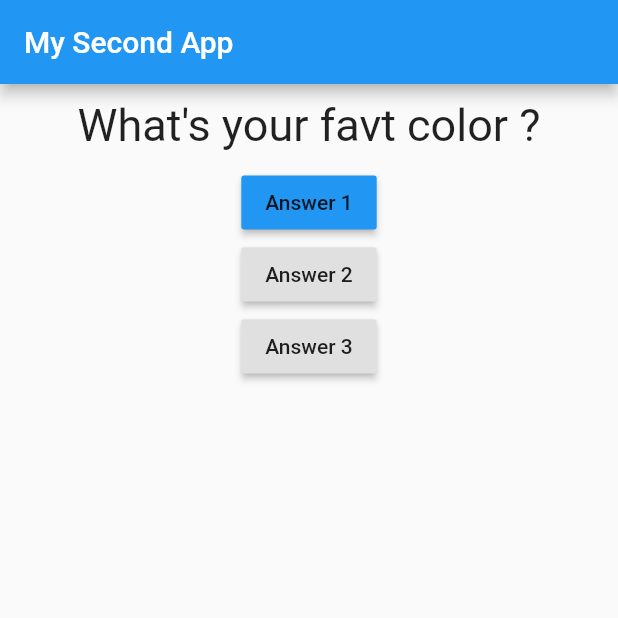
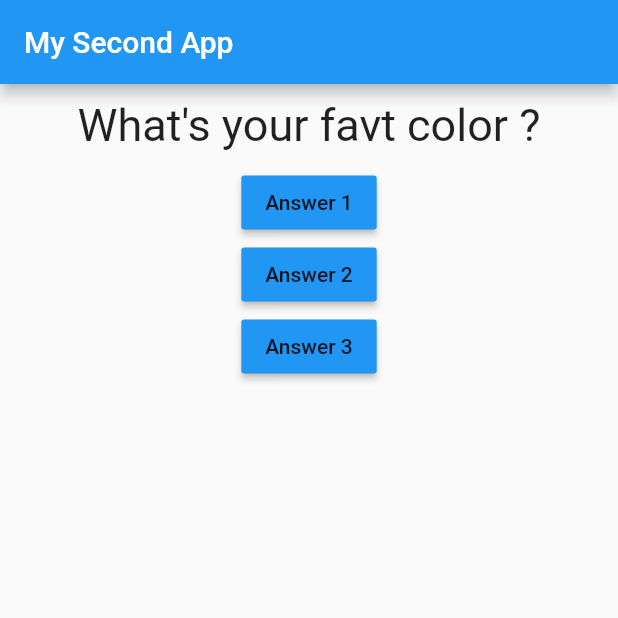
Before and after one commit to snehal666/widget, a Flutter app: the screen it shows after launch, on a phone screen of 412 x 824 dp, the top half of it. Run offline on Flutter 3.47's test engine with Material 2 defaults, Android fonts, the phone set to English and light mode, and no system bars.

Commit message:
UI updated

```diff
--- a/lib/main.dart
+++ b/lib/main.dart
@@ -56,10 +56,12 @@ class _myAppState extends State<MyApp> {
             ),
             RaisedButton(
               child: Text('Answer 2'),
+              color: Colors.blue,
               onPressed: () => print('Answer 2 chosen!'),
             ),
             RaisedButton(
               child: Text('Answer 3'),
+              color: Colors.blue,
               onPressed: () {
                 print('Answer 3 chosen');
               },
```
